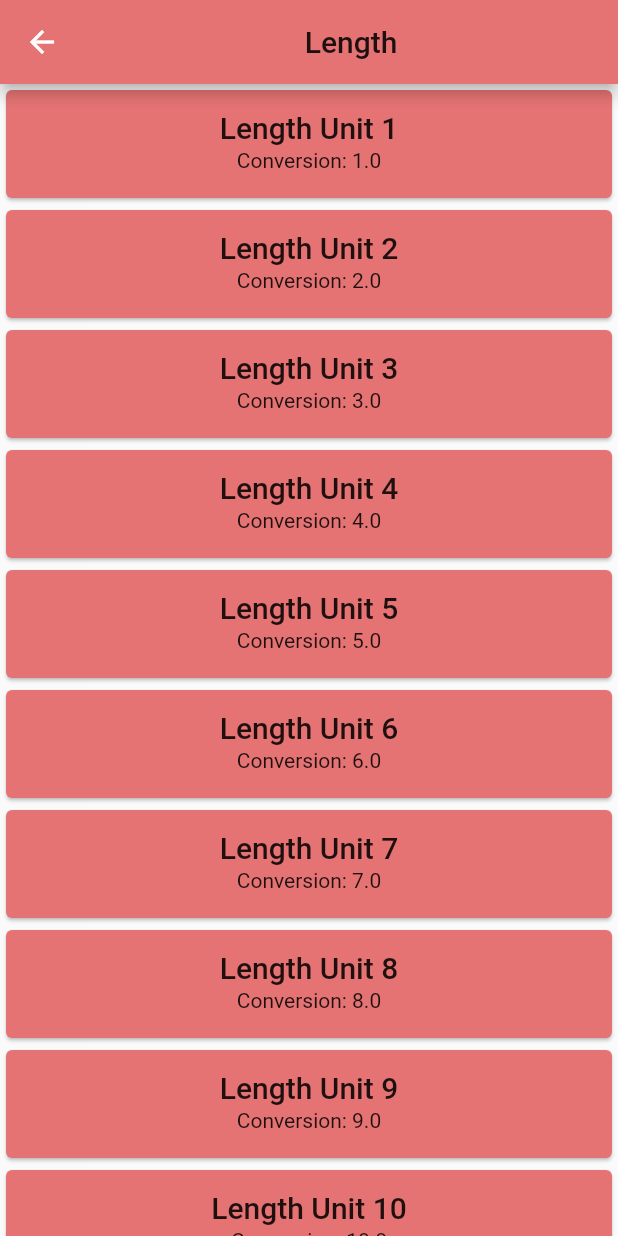
After one commit to emkayDauda/UnitConverter, a Flutter app: the screen it shows after launch, after a tap on "Length", on a phone screen of 412 x 824 dp. The commit adds this screen. Run offline on Flutter 3.47's test engine with Material 2 defaults, Android fonts, the phone set to English and light mode, and no system bars.

Commit message:
converted routes to stateful widgets

```diff
--- /dev/null
+++ b/lib/converter.dart
@@ -0,0 +1,55 @@
+import 'package:flutter/material.dart';
+
+class ConverterRoute extends StatefulWidget{
+
+    final title;
+    final color;
+    final context;
+
+    ConverterRoute(this.context, this.title, this.color);
+    @override
+    State<StatefulWidget> createState() => ConverterRouteState(context, title, color);
+}
+
+class ConverterRouteState extends State<ConverterRoute>{
+    final title;
+    final color;
+    final context;
+
+    ConverterRouteState(this.context, this.title, this.color);
+    @override
+    build(BuildContext context){
+        return Scaffold(
+                appBar: AppBar(
+                  title: Center(
+                    child: Text(
+                      title,
+                      style: Theme.of(context).textTheme.title,
+                    ),
+                  ),
+                  backgroundColor: color[300],
+                ),
+                body: ListView.builder(
+                  itemBuilder: (context, index) => Card(
+                        color: color[300],
+                        child: ListTile(
+                          //   contentPadding: EdgeInsets.all(8.0),
+                          title: Center(
+                              child: Text(
+                            '$title Unit ${index + 1}',
+                            style: Theme.of(context).textTheme.title,
+                          )),
+                          subtitle: Center(
+                            child: Text(
+                              'Conversion: ${double.parse((index + 1).toString())}',
+                              style: Theme.of(context).textTheme.body1,
+                            ),
+                          ),
+                        ),
+                      ),
+                  itemCount: 10,
+                ),
+              );
+
+    }
+}
```
Also changed, not shown: lib/category.dart (+15 -34 lines).
